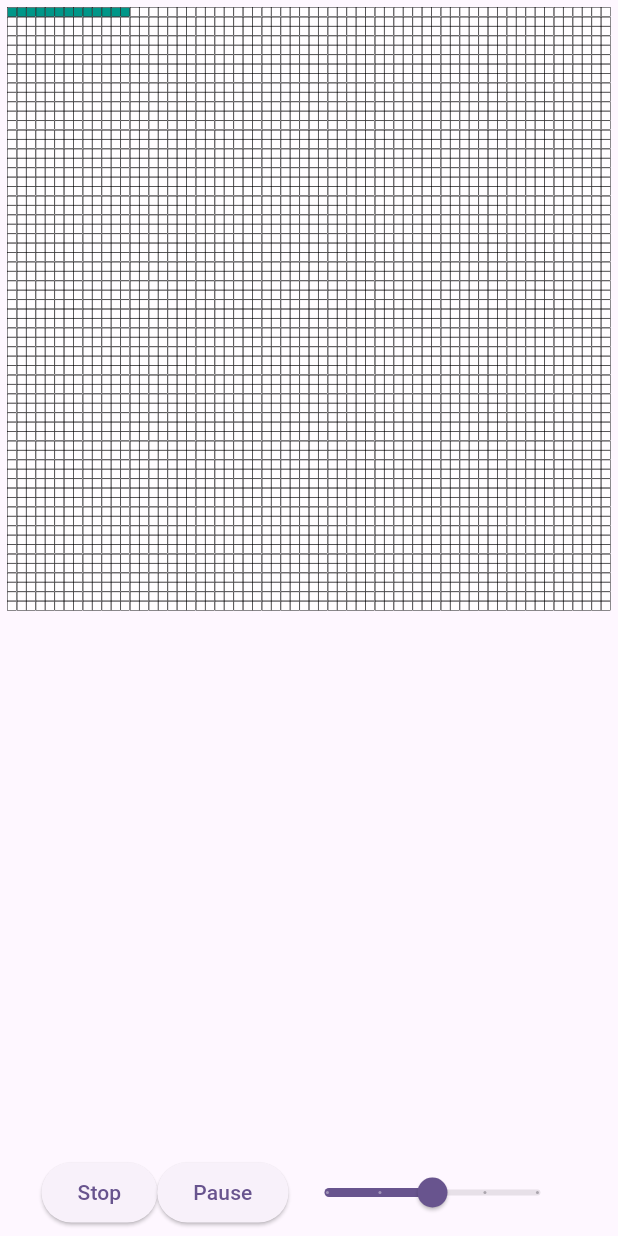
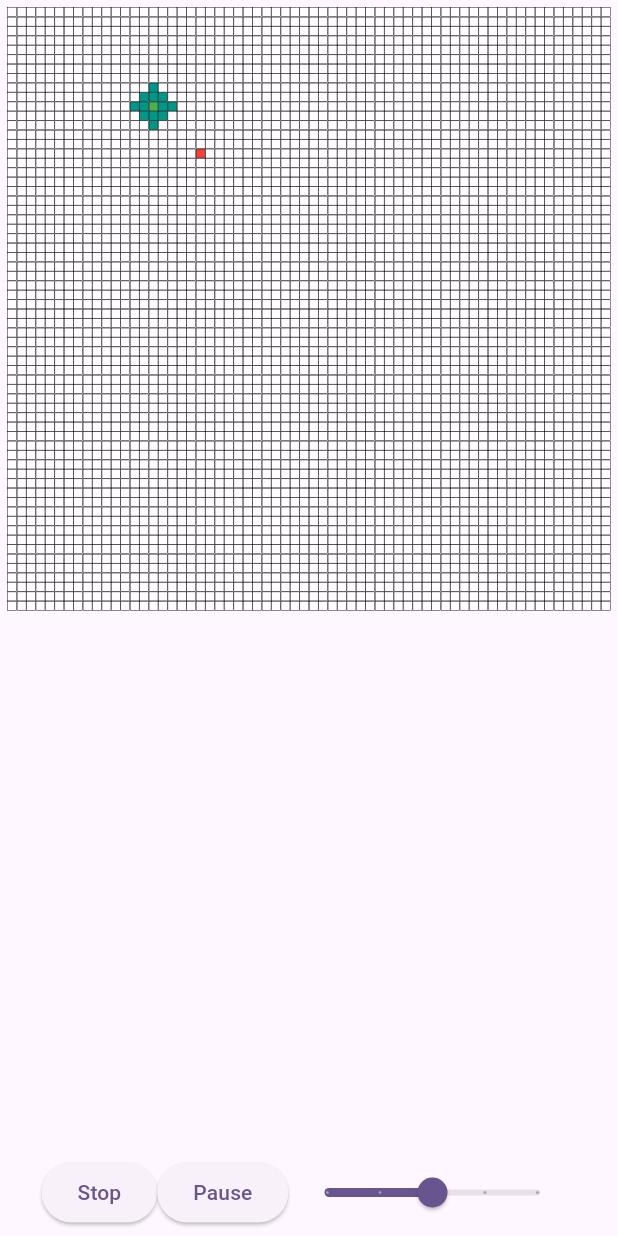
Before and after one commit to Ouky22/Pathy, a Flutter app: the screen it shows after launch, after a tap on "Play", on a phone screen of 412 x 824 dp. Run offline on Flutter 3.47's test engine with Material 3 defaults, Android fonts, the phone set to English and light mode, and no system bars.

Commit message:
feat: add fixed start- and target node and set algorithm to dijkstra

```diff
--- a/lib/feature/algorithm_visualizer/presentation/visualizer_state.dart
+++ b/lib/feature/algorithm_visualizer/presentation/visualizer_state.dart
@@ -1,3 +1,5 @@
+import 'package:pathy/feature/algorithm_visualizer/domain/model/node.dart';
+
 import '../domain/model/node_grid.dart';
 
 class VisualizerState {
@@ -7,9 +9,14 @@ class VisualizerState {
 
   int speedLevelIndex;
 
+  Node startNode;
+  Node targetNode;
+
   VisualizerState({
     required this.grid,
     required this.speedLevelIndex,
+    required this.startNode,
+    required this.targetNode,
     this.algorithmRunningStatus = AlgorithmRunningStatus.stopped,
   });
 }
--- a/lib/feature/algorithm_visualizer/presentation/visualizer_view_model.dart
+++ b/lib/feature/algorithm_visualizer/presentation/visualizer_view_model.dart
@@ -1,12 +1,12 @@
 import 'dart:async';
 
 import 'package:flutter/cupertino.dart';
+import 'package:pathy/feature/algorithm_visualizer/domain/dijkstra.dart';
 import 'package:pathy/feature/algorithm_visualizer/domain/model/node.dart';
 import 'package:pathy/feature/algorithm_visualizer/domain/model/node_state.dart';
 import 'package:pathy/feature/algorithm_visualizer/presentation/visualizer_event.dart';
 
 import '../domain/algorithm_speed_level.dart';
-import '../domain/fake_algorithm.dart';
 import 'visualizer_state.dart';
 
 class VisualizerViewModel extends ChangeNotifier {
@@ -17,7 +17,7 @@ class VisualizerViewModel extends ChangeNotifier {
 
   late final VisualizerState state;
 
-  late FakeAlgorithm _algorithm;
+  late Dijkstra _algorithm;
 
   StreamSubscription? _algorithmStreamSubscription;
 
@@ -25,11 +25,20 @@ class VisualizerViewModel extends ChangeNotifier {
     var grid =
         List.generate(rows, (_) => List<Node>.generate(cols, (_) => Node()));
     var defaultSpeedLevel = AlgorithmSpeedLevel.medium;
-    state =
-        VisualizerState(grid: grid, speedLevelIndex: defaultSpeedLevel.index);
-    _algorithm = FakeAlgorithm(
+
+    var startNode = grid[10][15];
+    var targetNode = grid[15][20];
+    state = VisualizerState(
+        grid: grid,
+        speedLevelIndex: defaultSpeedLevel.index,
+        startNode: startNode,
+        targetNode: targetNode);
+
+    _algorithm = Dijkstra(
         grid: state.grid,
-        delayInMilliseconds: mapAlgorithmSpeedLevelToDelay(defaultSpeedLevel));
+        delayInMilliseconds: mapAlgorithmSpeedLevelToDelay(defaultSpeedLevel),
+        startNode: startNode,
+        targetNode: targetNode);
   }
 
   void onEvent(VisualizerEvent event) {
--- a/lib/feature/algorithm_visualizer/presentation/widget/visualizer_grid.dart
+++ b/lib/feature/algorithm_visualizer/presentation/widget/visualizer_grid.dart
@@ -2,6 +2,7 @@ import 'package:flutter/material.dart';
 import 'package:pathy/feature/algorithm_visualizer/presentation/visualizer_event.dart';
 import 'package:provider/provider.dart';
 
+import '../../domain/model/node.dart';
 import '../../domain/model/node_state.dart';
 import '../visualizer_view_model.dart';
 
@@ -30,7 +31,11 @@ class VisualizerGrid extends StatelessWidget {
           child: Container(
             decoration: BoxDecoration(
               border: Border.all(color: Colors.black, width: 0.3),
-              color: _getNodeColor(grid[gridRow][gridColumn].state),
+              color: _determineNodeColor(
+                node: grid[gridRow][gridColumn],
+                startNode: model.state.startNode,
+                targetNode: model.state.targetNode,
+              ),
             ),
           ),
         );
@@ -38,8 +43,16 @@ class VisualizerGrid extends StatelessWidget {
     );
   }
 
-  Color _getNodeColor(NodeState state) {
-    switch (state) {
+  Color _determineNodeColor(
+      {required Node node, required Node startNode, required Node targetNode}) {
+    if (node == startNode) {
+      return Colors.green;
+    } else if (node == targetNode) {
+      return Colors.red;
+    }
+
+    var color = Colors.white70;
+    switch (node.state) {
       case NodeState.visited:
         return Colors.teal;
       case NodeState.unvisited:
@@ -49,7 +62,7 @@ class VisualizerGrid extends StatelessWidget {
       case NodeState.path:
         return Colors.orangeAccent;
       default:
-        return Colors.white70;
+        return color;
     }
   }
 }
```
